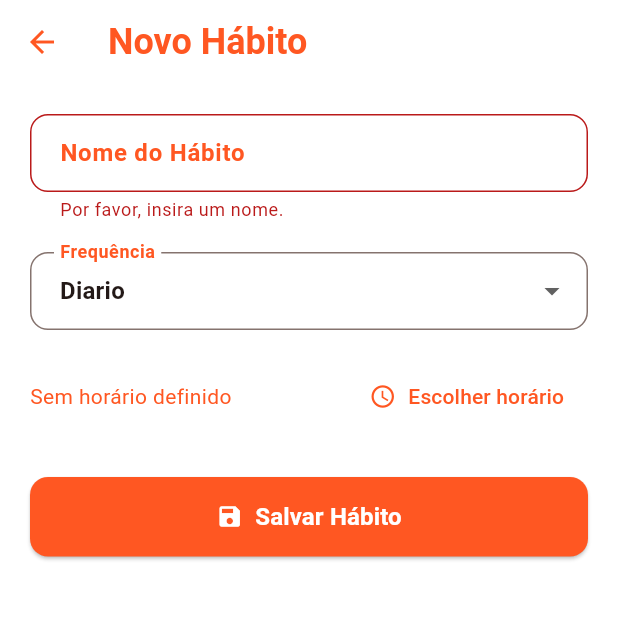
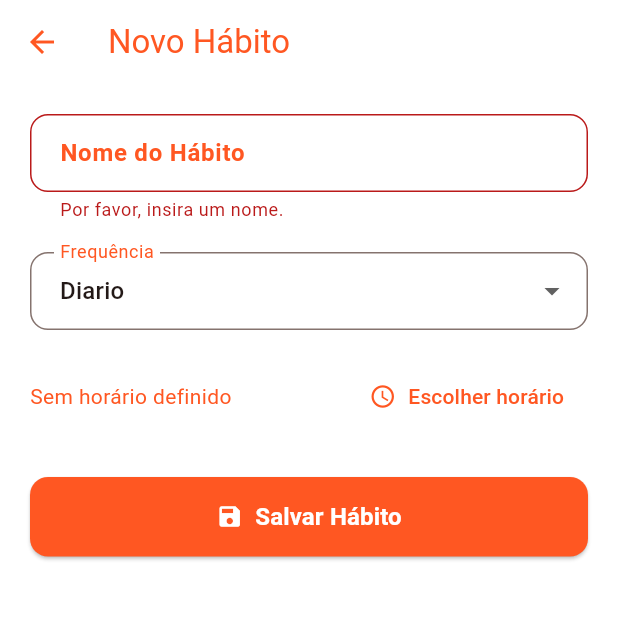
Before and after one commit to Biguelini/Aplicativo-de-Habito, a Flutter app: the HabitoFormScreen screen opened by its route, after a tap on "Salvar Hábito", on a phone screen of 412 x 824 dp, the top half of it. Run offline on Flutter 3.47's test engine with Material 3 defaults, Android fonts, the phone set to English and light mode, and no system bars.

```diff
--- a/flutter_aula_1/lib/screens/habito_detail_screen.dart
+++ b/flutter_aula_1/lib/screens/habito_detail_screen.dart
@@ -42,13 +42,13 @@ class HabitoDetailScreen extends StatelessWidget {
               ScaffoldMessenger.of(context).showSnackBar(
                 SnackBar(
                   content: const Text(
-                    'Hábito removido',
+                    'Hábito removido com sucesso!',
                     style: TextStyle(
-                      color: Color(0XFF37C871),
+                      color: Colors.white,
                       fontWeight: FontWeight.bold,
                     ),
                   ),
-                  backgroundColor: Color(0XFFedfff4),
+                  backgroundColor: Colors.green,
                   behavior: SnackBarBehavior.floating,
                   shape: RoundedRectangleBorder(
                     borderRadius: BorderRadius.circular(12),
--- a/flutter_aula_1/lib/screens/habito_form_screen.dart
+++ b/flutter_aula_1/lib/screens/habito_form_screen.dart
@@ -31,13 +31,10 @@ class _HabitoFormScreenState extends State<HabitoFormScreen> {
     ScaffoldMessenger.of(context).showSnackBar(
       SnackBar(
         content: const Text(
-          'Hábito salvo com sucesso!',
-          style: TextStyle(
-            color: Color(0XFF37C871),
-            fontWeight: FontWeight.bold,
-          ),
+          'Hábito criado com sucesso!',
+          style: TextStyle(color: Colors.white, fontWeight: FontWeight.bold),
         ),
-        backgroundColor: Color(0XFFedfff4),
+        backgroundColor: Colors.green,
         behavior: SnackBarBehavior.floating,
         shape: RoundedRectangleBorder(borderRadius: BorderRadius.circular(12)),
         elevation: 0,
@@ -67,14 +64,7 @@ class _HabitoFormScreenState extends State<HabitoFormScreen> {
     return Scaffold(
       appBar: AppBar(
         backgroundColor: Colors.white,
-        title: Text(
-          "Novo Hábito",
-          style: TextStyle(
-            color: Colors.deepOrange,
-            fontWeight: FontWeight.bold,
-            fontSize: 24,
-          ),
-        ),
+        title: Text("Novo Hábito", style: TextStyle(color: Colors.deepOrange)),
         iconTheme: IconThemeData(color: Colors.deepOrange),
       ),
       body: Padding(
@@ -115,10 +105,7 @@ class _HabitoFormScreenState extends State<HabitoFormScreen> {
               DropdownButtonFormField<String>(
                 decoration: InputDecoration(
                   labelText: 'Frequência',
-                  labelStyle: TextStyle(
-                    fontWeight: FontWeight.bold,
-                    color: Colors.deepOrange,
-                  ),
+                  labelStyle: TextStyle(color: Colors.deepOrange),
                   border: OutlineInputBorder(
                     borderRadius: BorderRadius.circular(12),
                     borderSide: BorderSide(color: Colors.deepOrange),
@@ -138,10 +125,7 @@ class _HabitoFormScreenState extends State<HabitoFormScreen> {
                         .map(
                           (option) => DropdownMenuItem(
                             value: option,
-                            child: Text(
-                              option,
-                              style: TextStyle(fontWeight: FontWeight.bold),
-                            ),
+                            child: Text(option),
                           ),
                         )
                         .toList(),
```
Also changed, not shown: flutter_aula_1/lib/screens/habito_edit_screen.dart (+8 -0 lines).
